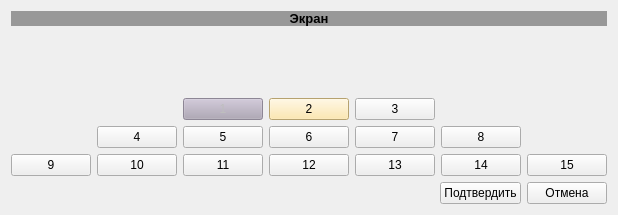
First picture: the form in ui_files/choose_seat.ui, repository gg-master/Cinema_prj, before the edit.
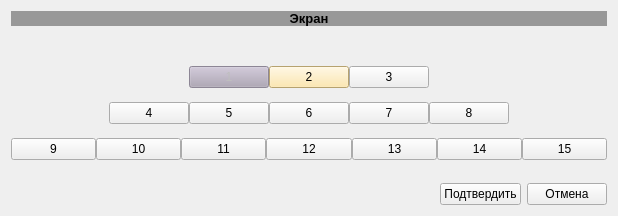
Second picture: the form after the edit. Icons and pictures are not drawn.

Commit message: Добавление ScrollArea в окно выбора места.

Patch:
```diff
--- a/ui_files/choose_seat.ui
+++ b/ui_files/choose_seat.ui
@@ -6,10 +6,22 @@
    <rect>
     <x>0</x>
     <y>0</y>
-    <width>599</width>
-    <height>215</height>
+    <width>618</width>
+    <height>216</height>
    </rect>
   </property>
+  <property name="minimumSize">
+   <size>
+    <width>618</width>
+    <height>216</height>
+   </size>
+  </property>
+  <property name="maximumSize">
+   <size>
+    <width>1126</width>
+    <height>509</height>
+   </size>
+  </property>
   <property name="windowTitle">
    <string>Выбор места</string>
   </property>
@@ -57,16 +69,56 @@
        <property name="orientation">
         <enum>Qt::Vertical</enum>
        </property>
+       <property name="sizeType">
+        <enum>QSizePolicy::Fixed</enum>
+       </property>
        <property name="sizeHint" stdset="0">
         <size>
          <width>20</width>
-         <height>40</height>
+         <height>20</height>
         </size>
        </property>
       </spacer>
      </item>
      <item>
-      <layout class="QVBoxLayout" name="verticalLayout_3">
+      <widget class="QScrollArea" name="scrollArea">
+       <property name="frameShape">
+        <enum>QFrame::NoFrame</enum>
+       </property>
+       <property name="frameShadow">
+        <enum>QFrame::Plain</enum>
+       </property>
+       <property name="widgetResizable">
+        <bool>true</bool>
+       </property>
+       <property name="alignment">
+        <set>Qt::AlignCenter</set>
+       </property>
+       <widget class="QWidget" name="scrollAreaWidgetContents">
+        <property name="geometry">
+         <rect>
+          <x>0</x>
+          <y>0</y>
+          <width>598</width>
+          <height>115</height>
+         </rect>
+        </property>
+        <layout class="QVBoxLayout" name="verticalLayout_2">
+         <property name="spacing">
+          <number>0</number>
+         </property>
+         <property name="leftMargin">
+          <number>0</number>
+         </property>
+         <property name="topMargin">
+          <number>0</number>
+         </property>
+         <property name="rightMargin">
+          <number>0</number>
+         </property>
+         <property name="bottomMargin">
+          <number>0</number>
+         </property>
        <item>
         <layout class="QHBoxLayout" name="horizontalLayout_7">
          <item>
@@ -264,6 +316,8 @@
         </layout>
        </item>
       </layout>
+       </widget>
+      </widget>
      </item>
      <item>
       <layout class="QHBoxLayout" name="horizontalLayout">
```
Left out of the diff: 2 changed lines with no effect on the pictures. Lines whose indentation alone changed are shown as unchanged. The commit also changes 2 other files.
